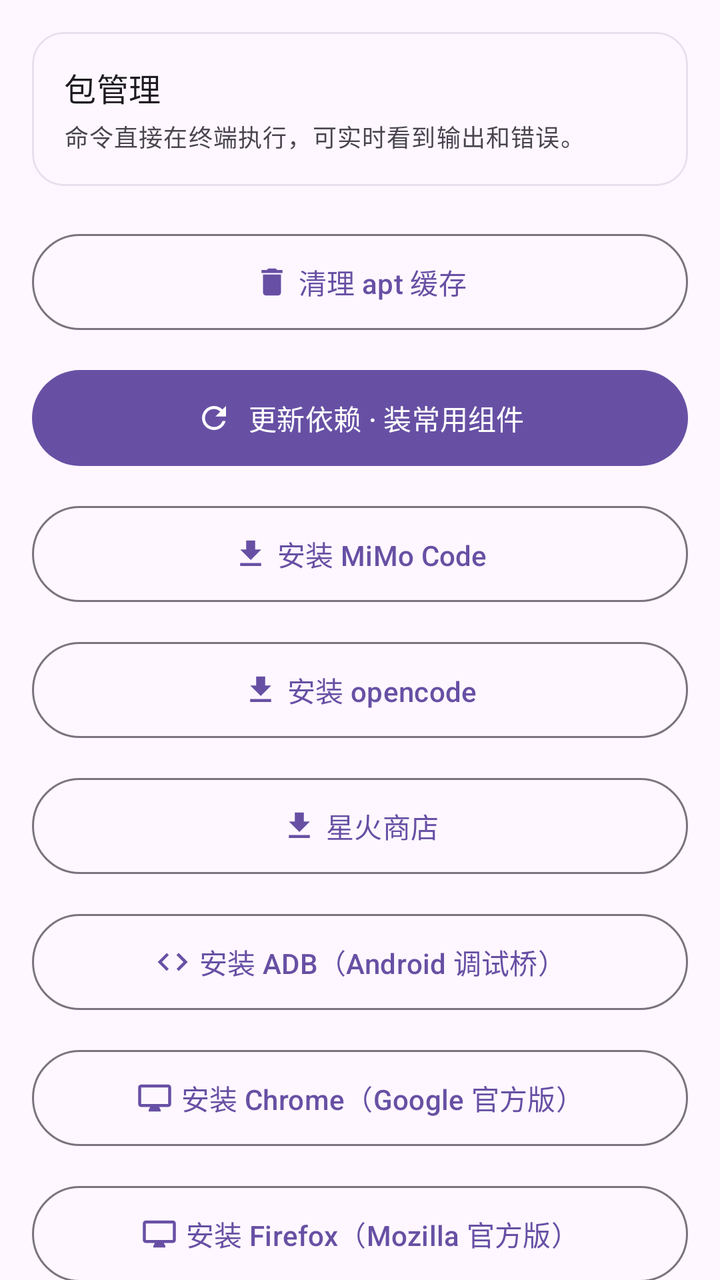
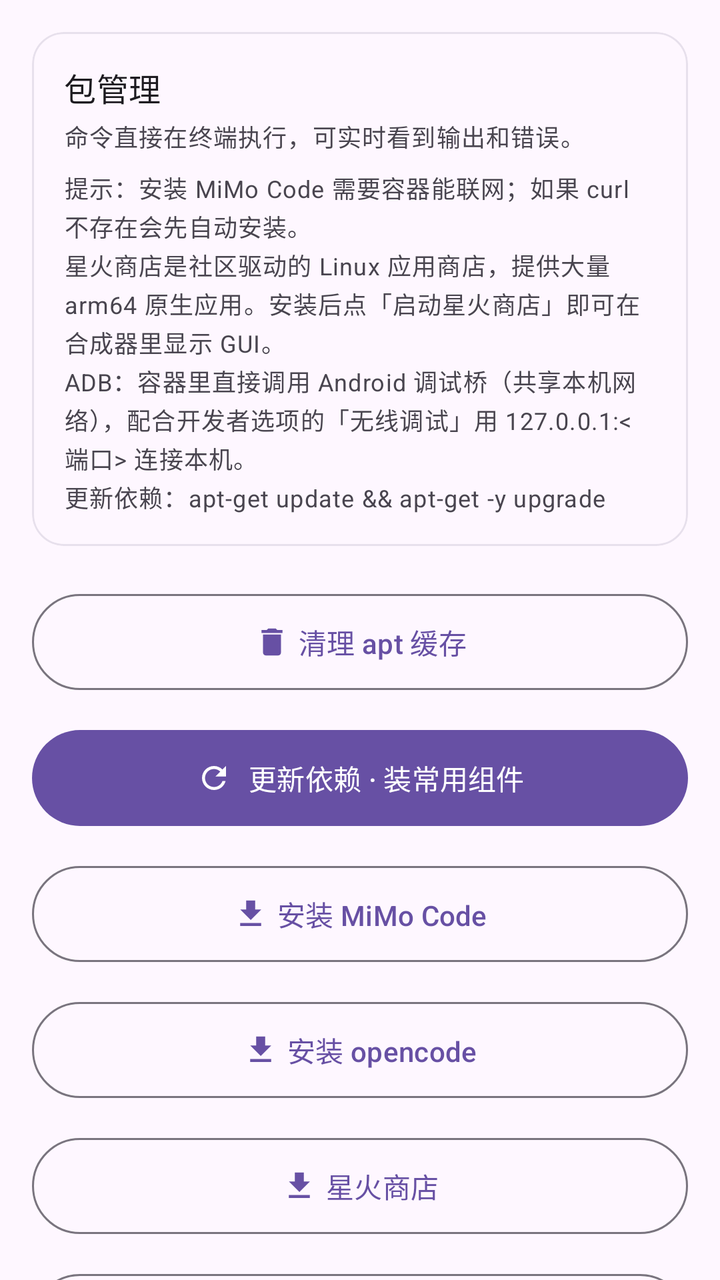

Screens rendered from an Android XML layout before and after an edit, with the pre-edit source and the edit as a unified diff.
<!-- AndroidManifest.xml: application theme Theme.CodeTool.Starting -->
<!-- res/layout/fragment_packages.xml -->
<?xml version="1.0" encoding="utf-8"?>
<ScrollView xmlns:android="http://schemas.android.com/apk/res/android"
    xmlns:app="http://schemas.android.com/apk/res-auto"
    android:layout_width="match_parent"
    android:layout_height="match_parent"
    android:background="?android:attr/colorBackground"
    android:scrollbars="none"
    android:fillViewport="true">

    <LinearLayout
        android:layout_width="match_parent"
        android:layout_height="wrap_content"
        android:orientation="vertical"
        android:padding="16dp">

        <com.google.android.material.card.MaterialCardView
            android:layout_width="match_parent"
            android:layout_height="wrap_content"
            app:cardCornerRadius="16dp"
            app:cardElevation="0dp"
            app:strokeWidth="1dp"
            app:strokeColor="?attr/colorSurfaceVariant">

            <LinearLayout
                android:layout_width="match_parent"
                android:layout_height="wrap_content"
                android:orientation="vertical"
                android:padding="16dp">

                <com.google.android.material.textview.MaterialTextView
                    android:layout_width="wrap_content"
                    android:layout_height="wrap_content"
                    android:text="包管理"
                    android:textAppearance="?attr/textAppearanceTitleMedium"
                    android:textColor="?attr/colorOnSurface" />

                <com.google.android.material.textview.MaterialTextView
                    android:layout_width="match_parent"
                    android:layout_height="wrap_content"
                    android:layout_marginTop="4dp"
                    android:text="命令直接在终端执行，可实时看到输出和错误。"
                    android:textAppearance="?attr/textAppearanceBodySmall"
                    android:textColor="?attr/colorOnSurfaceVariant" />
            </LinearLayout>
        </com.google.android.material.card.MaterialCardView>

        <com.google.android.material.button.MaterialButton
            android:id="@+id/btnAptClean"
            style="@style/Widget.Material3.Button.OutlinedButton"
            android:layout_width="match_parent"
            android:layout_height="56dp"
            android:layout_marginTop="20dp"
            android:text="清理 apt 缓存"
            app:icon="@drawable/ic_delete"
            app:iconGravity="textStart" />

        <com.google.android.material.button.MaterialButton
            android:id="@+id/btnUpdate"
            android:layout_width="match_parent"
            android:layout_height="56dp"
            android:layout_marginTop="12dp"
            android:text="更新依赖 · 装常用组件"
            app:icon="@drawable/ic_refresh"
            app:iconGravity="textStart" />

        <com.google.android.material.button.MaterialButton
            android:id="@+id/btnMimo"
            style="@style/Widget.Material3.Button.OutlinedButton"
            android:layout_width="match_parent"
            android:layout_height="56dp"
            android:layout_marginTop="12dp"
            android:text="安装 MiMo Code"
            app:icon="@drawable/ic_download"
            app:iconGravity="textStart" />

        <com.google.android.material.button.MaterialButton
            android:id="@+id/btnOpencode"
            style="@style/Widget.Material3.Button.OutlinedButton"
            android:layout_width="match_parent"
            android:layout_height="56dp"
            android:layout_marginTop="12dp"
            android:text="安装 opencode"
            app:icon="@drawable/ic_download"
            app:iconGravity="textStart" />

        <com.google.android.material.button.MaterialButton
            android:id="@+id/btnSpark"
            style="@style/Widget.Material3.Button.OutlinedButton"
            android:layout_width="match_parent"
            android:layout_height="56dp"
            android:layout_marginTop="12dp"
            android:text="星火商店"
            app:icon="@drawable/ic_download"
            app:iconGravity="textStart" />

        

        
        <com.google.android.material.button.MaterialButton
            android:id="@+id/btnAdbInstall"
            style="@style/Widget.Material3.Button.OutlinedButton"
            android:layout_width="match_parent"
            android:layout_height="56dp"
            android:layout_marginTop="12dp"
            android:text="安装 ADB（Android 调试桥）"
            app:icon="@drawable/ic_code"
            app:iconGravity="textStart" />

        <com.google.android.material.button.MaterialButton
            android:id="@+id/btnChromeInstall"
            style="@style/Widget.Material3.Button.OutlinedButton"
            android:layout_width="match_parent"
            android:layout_height="56dp"
            android:layout_marginTop="12dp"
            android:text="安装 Chrome（Google 官方版）"
            app:icon="@drawable/ic_display"
            app:iconGravity="textStart" />

        <com.google.android.material.button.MaterialButton
            android:id="@+id/btnFirefoxInstall"
            style="@style/Widget.Material3.Button.OutlinedButton"
            android:layout_width="match_parent"
            android:layout_height="56dp"
            android:layout_marginTop="12dp"
            android:text="安装 Firefox（Mozilla 官方版）"
            app:icon="@drawable/ic_display"
            app:iconGravity="textStart" />

        
        <com.google.android.material.button.MaterialButton
            android:id="@+id/btnEnvFix"
            style="@style/Widget.Material3.Button.TonalButton"
            android:layout_width="match_parent"
            android:layout_height="56dp"
            android:layout_marginTop="12dp"
            android:text="一键修复 AI 环境（MCP 起不来时）"
            app:icon="@drawable/ic_refresh"
            app:iconGravity="textStart" />

        <com.google.android.material.textview.MaterialTextView
            android:layout_width="match_parent"
            android:layout_height="wrap_content"
            android:layout_marginTop="16dp"
            android:text="提示：安装 MiMo Code 需要容器能联网；如果 curl 不存在会先自动安装。\n星火商店是社区驱动的 Linux 应用商店，提供大量 arm64 原生应用。安装后点「启动星火商店」即可在合成器里显示 GUI。\nADB：容器里直接调用 Android 调试桥（共享本机网络），配合开发者选项的「无线调试」用 127.0.0.1:&lt;端口&gt; 连接本机。\n更新依赖：apt-get update &amp;&amp; apt-get -y upgrade"
            android:textAppearance="?attr/textAppearanceBodySmall"
            android:textColor="?attr/colorOnSurfaceVariant" />

    </LinearLayout>
</ScrollView>
<!-- resources referenced by this layout -->
<resources>
  <!-- drawable ic_code (drawable) -->
  <vector xmlns:android="http://schemas.android.com/apk/res/android"
      android:width="20dp"
      android:height="20dp"
      android:viewportWidth="24"
      android:viewportHeight="24">
      <path
          android:fillColor="#FF000000"
          android:pathData="M9.4,16.6L4.8,12l4.6,-4.6L8,6l-6,6 6,6 1.4,-1.4zM14.6,16.6l4.6,-4.6 -4.6,-4.6L16,6l6,6 -6,6 -1.4,-1.4z" />
  </vector>
  <!-- drawable ic_delete (drawable) -->
  <vector xmlns:android="http://schemas.android.com/apk/res/android"
      android:width="24dp" android:height="24dp"
      android:viewportWidth="24" android:viewportHeight="24"
      android:tint="?attr/colorControlNormal">
      <path android:fillColor="@android:color/white"
          android:pathData="M6,19c0,1.1 0.9,2 2,2h8c1.1,0 2,-0.9 2,-2V7H6v12zM19,4h-3.5l-1,-1h-5l-1,1H5v2h14V4z"/>
  </vector>
  <!-- drawable ic_display (drawable) -->
  <vector xmlns:android="http://schemas.android.com/apk/res/android"
      android:width="24dp" android:height="24dp"
      android:viewportWidth="24" android:viewportHeight="24"
      android:tint="?attr/colorControlNormal">
      <path android:fillColor="@android:color/white"
          android:pathData="M21,3H3C1.9,3 1,3.9 1,5v11c0,1.1 0.9,2 2,2h6l-1,2v1h8v-1l-1,-2h6c1.1,0 2,-0.9 2,-2V5C23,3.9 22.1,3 21,3zM21,16H3V5h18V16z"/>
  </vector>
  <!-- drawable ic_download (drawable) -->
  <vector xmlns:android="http://schemas.android.com/apk/res/android"
      android:width="24dp"
      android:height="24dp"
      android:viewportWidth="24"
      android:viewportHeight="24"
      android:tint="?attr/colorControlNormal">
      <path
          android:fillColor="@android:color/white"
          android:pathData="M19,9h-4V3H9v6H5l7,7 7,-7zM5,18v2h14v-2H5z" />
  </vector>
  <!-- drawable ic_refresh (drawable) -->
  <vector xmlns:android="http://schemas.android.com/apk/res/android"
      android:width="24dp"
      android:height="24dp"
      android:viewportWidth="24"
      android:viewportHeight="24"
      android:tint="?attr/colorControlNormal">
      <path
          android:fillColor="@android:color/white"
          android:pathData="M17.65,6.35C16.2,4.9 14.21,4 12,4c-4.42,0 -7.99,3.58 -7.99,8s3.57,8 7.99,8c3.73,0 6.84,-2.55 7.73,-6h-2.08c-0.82,2.33 -3.04,4 -5.65,4 -3.31,0 -6,-2.69 -6,-6s2.69,-6 6,-6c1.66,0 3.14,0.69 4.22,1.78L13,11h7V4l-2.35,2.35z" />
  </vector>
  <style name="Theme.CodeTool.Starting" parent="Theme.Material3.DayNight.NoActionBar">
          <item name="android:windowBackground">?android:colorBackground</item>
          <item name="android:statusBarColor" tools:targetApi="l">?android:colorBackground</item>
      </style>
</resources>

<!-- the commit's change to res/layout/fragment_packages.xml (unified diff, before → after) -->
@@ -39,6 +39,15 @@
                     android:layout_height="wrap_content"
                     android:layout_marginTop="4dp"
                     android:text="命令直接在终端执行，可实时看到输出和错误。"
+                    android:textAppearance="?attr/textAppearanceBodySmall"
+                    android:textColor="?attr/colorOnSurfaceVariant" />
+
+                
+                <com.google.android.material.textview.MaterialTextView
+                    android:layout_width="match_parent"
+                    android:layout_height="wrap_content"
+                    android:layout_marginTop="8dp"
+                    android:text="提示：安装 MiMo Code 需要容器能联网；如果 curl 不存在会先自动安装。\n星火商店是社区驱动的 Linux 应用商店，提供大量 arm64 原生应用。安装后点「启动星火商店」即可在合成器里显示 GUI。\nADB：容器里直接调用 Android 调试桥（共享本机网络），配合开发者选项的「无线调试」用 127.0.0.1:&lt;端口&gt; 连接本机。\n更新依赖：apt-get update &amp;&amp; apt-get -y upgrade"
                     android:textAppearance="?attr/textAppearanceBodySmall"
                     android:textColor="?attr/colorOnSurfaceVariant" />
             </LinearLayout>
@@ -137,13 +146,5 @@
             app:icon="@drawable/ic_refresh"
             app:iconGravity="textStart" />
 
-        <com.google.android.material.textview.MaterialTextView
-            android:layout_width="match_parent"
-            android:layout_height="wrap_content"
-            android:layout_marginTop="16dp"
-            android:text="提示：安装 MiMo Code 需要容器能联网；如果 curl 不存在会先自动安装。\n星火商店是社区驱动的 Linux 应用商店，提供大量 arm64 原生应用。安装后点「启动星火商店」即可在合成器里显示 GUI。\nADB：容器里直接调用 Android 调试桥（共享本机网络），配合开发者选项的「无线调试」用 127.0.0.1:&lt;端口&gt; 连接本机。\n更新依赖：apt-get update &amp;&amp; apt-get -y upgrade"
-            android:textAppearance="?attr/textAppearanceBodySmall"
-            android:textColor="?attr/colorOnSurfaceVariant" />
-
     </LinearLayout>
 </ScrollView>
